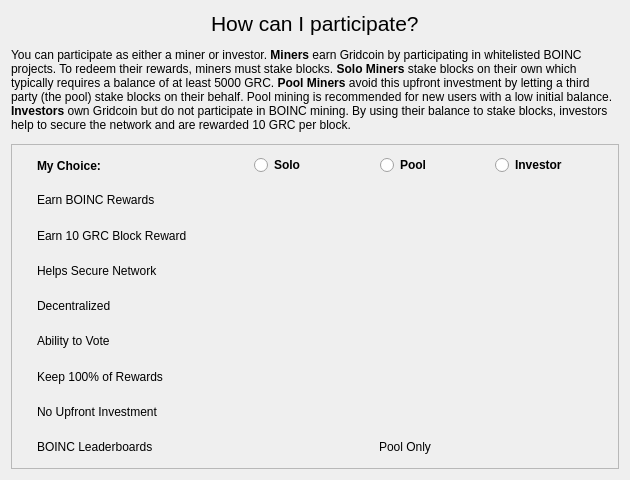
The window that src/qt/forms/researcherwizardmodedetailpage.ui (gridcoin-community/Gridcoin-Research) describes before a commit, drawn with Qt 5.
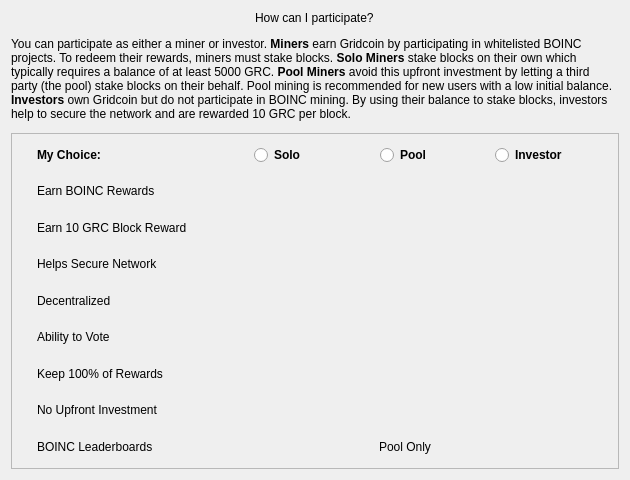
The same window after the commit. Icons and pictures are not drawn. Custom widgets are drawn as their Qt base class.

Commit message:
Scale GUI designer/stylesheet font sizes for macOS
This fixes legibility issues with text on macOS by scaling font sizes
defined in point units. Macs use a different base DPI so converting a
point size to pixels results in smaller text.

Diff of the .ui file:
```diff
--- a/src/qt/forms/researcherwizardmodedetailpage.ui
+++ b/src/qt/forms/researcherwizardmodedetailpage.ui
@@ -31,11 +31,6 @@
    </property>
    <item alignment="Qt::AlignHCenter|Qt::AlignVCenter">
     <widget class="QLabel" name="titleLabel">
-     <property name="font">
-      <font>
-       <pointsize>16</pointsize>
-      </font>
-     </property>
      <property name="text">
       <string>How can I participate?</string>
      </property>
```
The commit also changes 23 other files.
